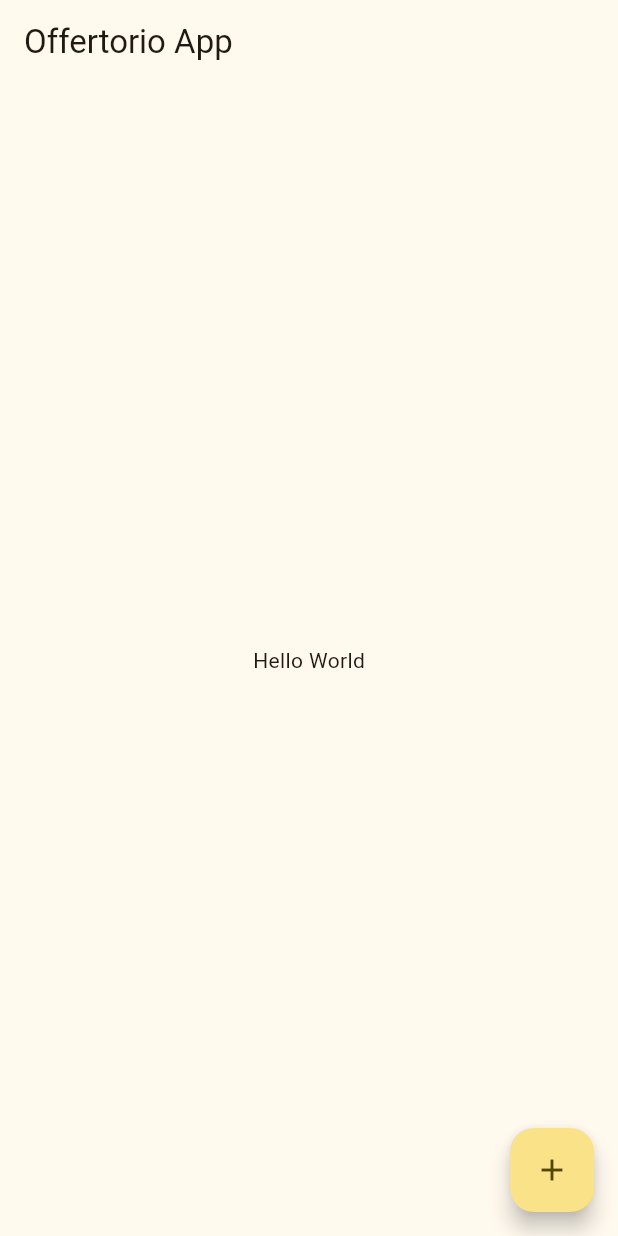
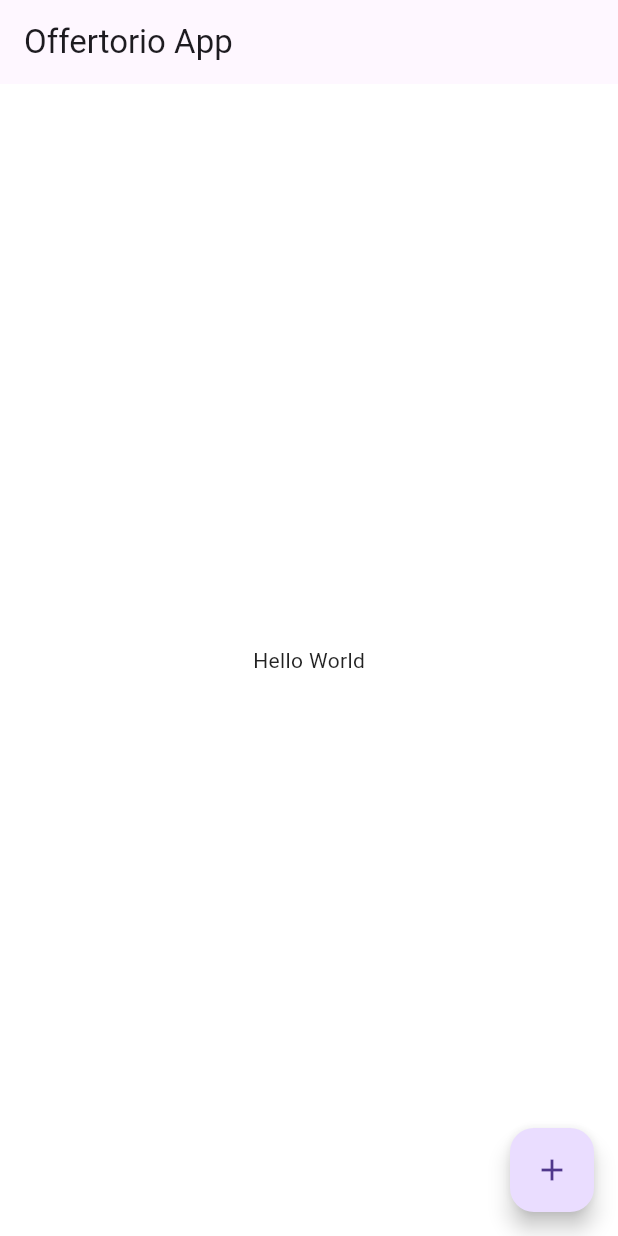
Before and after one commit to tiancris01/OFFERTORIO, a Flutter app: the screen it shows after launch, on a phone screen of 412 x 824 dp. Run offline on Flutter 3.47's test engine with Material 2 defaults, Android fonts, the phone set to English and light mode, and no system bars.

Commit message:
font colors and some basics theme configurations

```diff
--- a/lib/app/config/colors.dart
+++ b/lib/app/config/colors.dart
@@ -9,4 +9,6 @@
   static Color error = HexColor("FF4635");
   static Color blueeGreen = HexColor("0099AF");
   static Color pink = HexColor("EF538D");
+  static Color withe = HexColor("FFFFFF");
+  static Color black = HexColor("000000");
 }
--- a/lib/app/config/theme.dart
+++ b/lib/app/config/theme.dart
@@ -3,7 +3,84 @@
 
 class AppTheme {
   static ThemeData get themeData => ThemeData(
-        colorSchemeSeed: AppColors.principal,
         useMaterial3: true,
+        primaryColor: AppColors.principal,
+        scaffoldBackgroundColor: AppColors.withe,
+        // TextTheme style
+        textTheme: ThemeData().textTheme.apply(
+              fontFamily: 'Roboto',
+            ),
+        primaryTextTheme: ThemeData().textTheme.apply(
+              fontFamily: 'Palanquin',
+            ),
+        // ElevatedButton style
+        elevatedButtonTheme: ElevatedButtonThemeData(
+          style: ElevatedButton.styleFrom(
+            padding: const EdgeInsets.symmetric(
+              vertical: 14,
+              horizontal: 10,
+            ),
+            backgroundColor: AppColors.principal,
+            foregroundColor: AppColors.secondary,
+            disabledBackgroundColor: AppColors.tertiary,
+            disabledForegroundColor: AppColors.withe,
+            shape: RoundedRectangleBorder(
+              borderRadius: BorderRadius.circular(8.0),
+            ),
+            textStyle: TextStyle(
+              color: AppColors.secondary,
+              fontSize: 16,
+              // fontWeight: FontWeight.bold,
+              fontFamily: 'Palanquin',
+            ),
+            minimumSize: Size(180, 40),
+          ),
+        ),
+        inputDecorationTheme: InputDecorationTheme(
+          alignLabelWithHint: true,
+          border: OutlineInputBorder(
+            borderRadius: BorderRadius.circular(8),
+            borderSide: BorderSide(
+              color: AppColors.principal,
+            ),
+          ),
+          suffixIconColor: AppColors.tertiary,
+          enabledBorder: OutlineInputBorder(
+            borderRadius: BorderRadius.circular(8),
+            borderSide: BorderSide(
+              color: AppColors.blueeGreen,
+            ),
+          ),
+          labelStyle: TextStyle(
+            color: AppColors.principal,
+            fontFamily: 'Palanquin',
+          ),
+          errorBorder: OutlineInputBorder(
+            borderRadius: BorderRadius.circular(8),
+            borderSide: BorderSide(
+              color: AppColors.error,
+            ),
+          ),
+          focusedBorder: OutlineInputBorder(
+            borderRadius: BorderRadius.circular(8),
+            borderSide: BorderSide(
+              color: AppColors.blueeGreen,
+              width: 2,
+            ),
+          ),
+          contentPadding: const EdgeInsets.symmetric(
+            vertical: 20,
+            horizontal: 24,
+          ),
+          focusedErrorBorder: OutlineInputBorder(
+            borderRadius: BorderRadius.circular(24),
+            borderSide: BorderSide(
+              color: AppColors.error,
+              width: 2,
+            ),
+          ),
+          floatingLabelBehavior: FloatingLabelBehavior.auto,
+          isCollapsed: false,
+        ),
       );
 }
```
Also changed, not shown: assets/fonts/palanquin/OFL.txt (added, +93 -0 lines), pubspec.yaml (+17 -14 lines), assets/fonts/palanquin/Palanquin-Bold.ttf (added), assets/fonts/palanquin/Palanquin-ExtraLight.ttf (added), assets/fonts/palanquin/Palanquin-Light.ttf (added), assets/fonts/palanquin/Palanquin-Medium.ttf (added), assets/fonts/palanquin/Palanquin-Regular.ttf (added), assets/fonts/palanquin/Palanquin-SemiBold.ttf (added), assets/fonts/palanquin/Palanquin-Thin.ttf (added), assets/logo/logo.svg (added).
